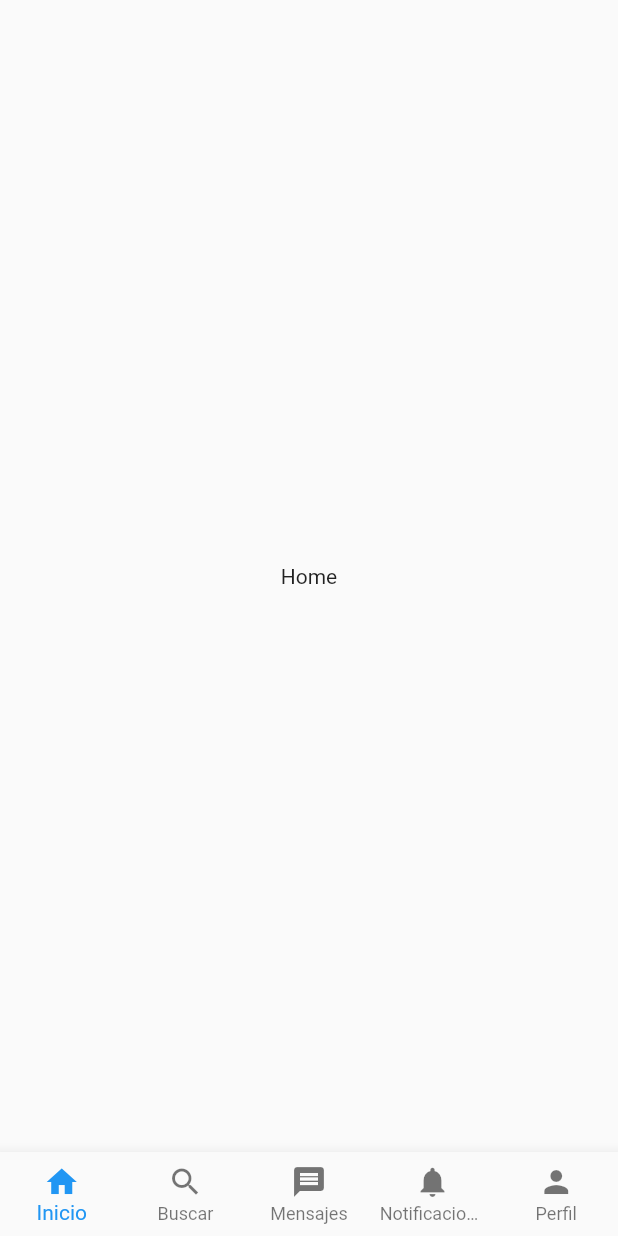
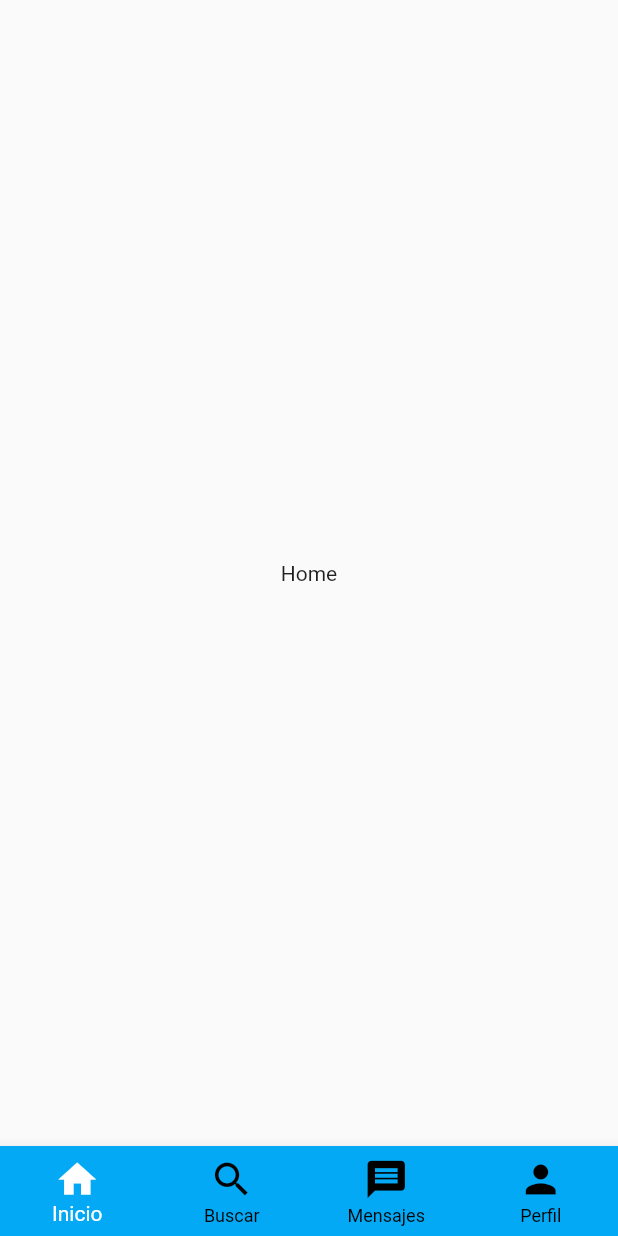
Before and after one commit to Innova-mind/ZenDriver.FlutterApp, a Flutter app: the screen it shows after launch, on a phone screen of 412 x 824 dp. Run offline on Flutter 3.47's test engine with Material 2 defaults, Android fonts, the phone set to English and light mode, and no system bars.

```diff
--- a/lib/main.dart
+++ b/lib/main.dart
@@ -1,8 +1,14 @@
 import 'package:flutter/material.dart';
+import 'package:flutter/services.dart';
 import 'package:zendriver/ui/shared/bottom_nav.dart';
 import 'package:zendriver/ui/shared/routes.dart';
 
 void main() {
+  SystemChrome.setSystemUIOverlayStyle(
+    SystemUiOverlayStyle(
+      systemNavigationBarColor: Colors.lightBlue
+    ),
+  );
   runApp(const MainApp());
 }
 
--- a/lib/ui/shared/bottom_nav.dart
+++ b/lib/ui/shared/bottom_nav.dart
@@ -10,25 +10,31 @@ class BottomNav extends StatefulWidget {
 }
 
 class _BottomNavState extends State<BottomNav> {
+    int index = 0;
   @override
   Widget build(BuildContext context) {
-    int selectedIndex = 0;
     return BottomNavigationBar(
-      currentIndex: selectedIndex,
-      onTap: (int index) {
+
+      currentIndex: index,
+      onTap: (int i) {
         setState(() {
-          selectedIndex = index;
-          widget.currentIndex(index);
+          index = i;
+          widget.currentIndex(i);
         });
       },
+      backgroundColor: Colors.lightBlue,
+      selectedItemColor: Colors.white,
+      unselectedItemColor: Colors.black,
+      iconSize: 30,
+
       type : BottomNavigationBarType.fixed,
-      selectedItemColor: Colors.blue,
+
       items: const [
       BottomNavigationBarItem(icon: Icon(Icons.home), label: 'Inicio'),
 
       BottomNavigationBarItem(icon: Icon(Icons.search), label: 'Buscar'),
       BottomNavigationBarItem(icon: Icon(Icons.message), label: 'Mensajes'),
-      BottomNavigationBarItem(icon: Icon(Icons.notifications), label: 'Notificaciones'),
+      //BottomNavigationBarItem(icon: Icon(Icons.notifications), label: 'Notificaciones'),
       BottomNavigationBarItem(icon: Icon(Icons.person), label: 'Perfil'),
 
     ]);
```
